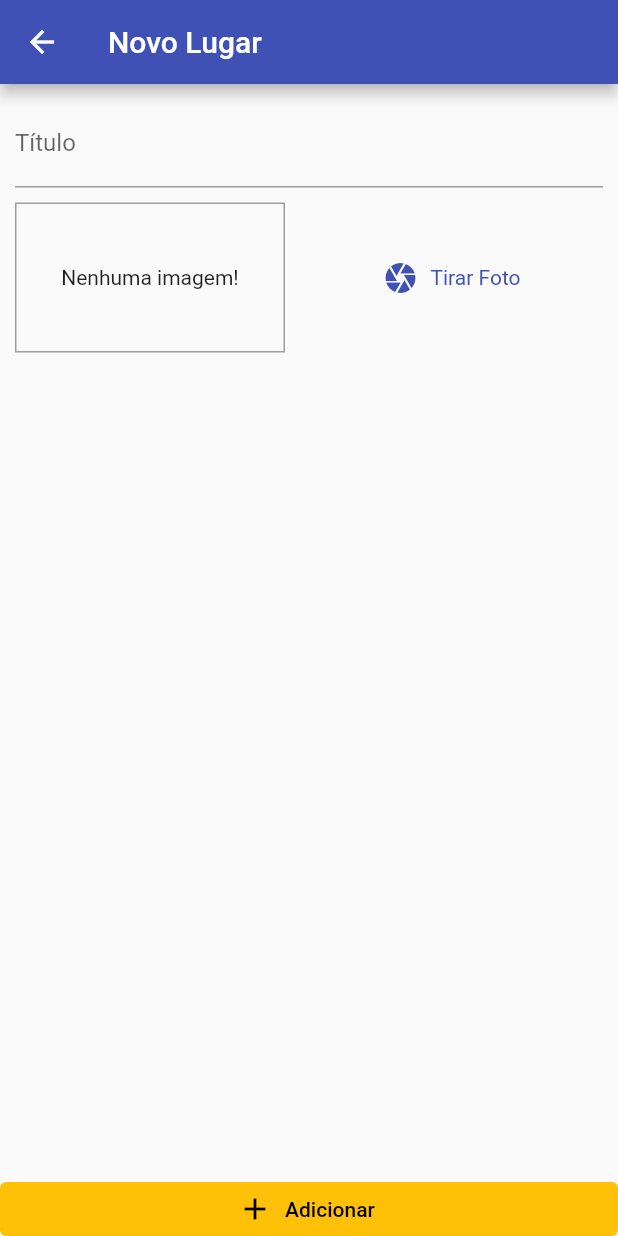
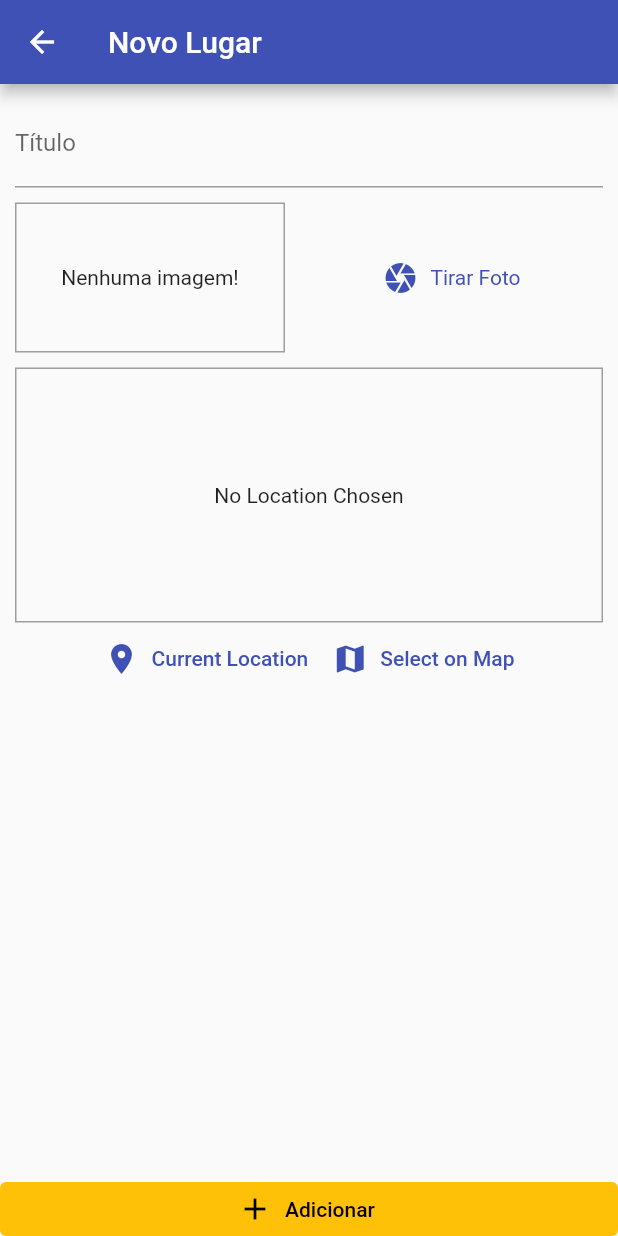
Before and after one commit to LeonardoJaques/places_flutter, a Flutter app: the PlaceFormScreen screen opened by its route, on a phone screen of 412 x 824 dp. Run offline on Flutter 3.47's test engine with Material 2 defaults, Android fonts, the phone set to English and light mode, and no system bars; our stand-ins replace image_picker, sqflite; accounts and stored records are empty.

Commit message:
feat: add geolocation and widget

```diff
--- a/lib/screens/place_form_screen.dart
+++ b/lib/screens/place_form_screen.dart
@@ -3,6 +3,7 @@ import 'dart:io';
 import 'package:flutter/material.dart';
 import 'package:places_flutter/providers/great_places.dart';
 import 'package:places_flutter/widgets/image_input.dart';
+import 'package:places_flutter/widgets/location_input.dart';
 import 'package:provider/provider.dart';
 
 class PlaceFormScreen extends StatefulWidget {
@@ -52,6 +53,8 @@ class _PlaceFormScreenState extends State<PlaceFormScreen> {
                     ),
                     const SizedBox(height: 10),
                     ImageInput(_selectImage),
+                    const SizedBox(height: 10),
+                    const LocationInput(),
                   ],
                 ),
               ),
--- /dev/null
+++ b/lib/widgets/location_input.dart
@@ -0,0 +1,47 @@
+import 'package:flutter/material.dart';
+
+class LocationInput extends StatefulWidget {
+  const LocationInput({super.key});
+
+  @override
+  State<LocationInput> createState() => _LocationInputState();
+}
+
+class _LocationInputState extends State<LocationInput> {
+  final String _previewImageUrl = '';
+
+  @override
+  Widget build(BuildContext context) {
+    return Column(
+      children: <Widget>[
+        Container(
+          height: 170,
+          width: double.infinity,
+          alignment: Alignment.center,
+          decoration: BoxDecoration(
+            border: Border.all(width: 1, color: Colors.grey),
+          ),
+          child: _previewImageUrl.isEmpty
+              ? const Text('No Location Chosen', textAlign: TextAlign.center)
+              : Image.network(_previewImageUrl,
+                  fit: BoxFit.cover, width: double.infinity),
+        ),
+        Row(
+          mainAxisAlignment: MainAxisAlignment.center,
+          children: <Widget>[
+            TextButton.icon(
+              icon: const Icon(Icons.location_on),
+              label: const Text('Current Location'),
+              onPressed: () {},
+            ),
+            TextButton.icon(
+              icon: const Icon(Icons.map),
+              label: const Text('Select on Map'),
+              onPressed: () {},
+            ),
+          ],
+        )
+      ],
+    );
+  }
+}
--- a/pubspec.yaml
+++ b/pubspec.yaml
@@ -39,6 +39,7 @@ dependencies:
   path_provider: ^2.0.15
   path: ^1.8.3
   sqflite: ^2.2.8+4
+  geolocator: ^9.0.2
 
 dev_dependencies:
   flutter_test:
```
Also changed, not shown: pubspec.lock, 4 other files.
